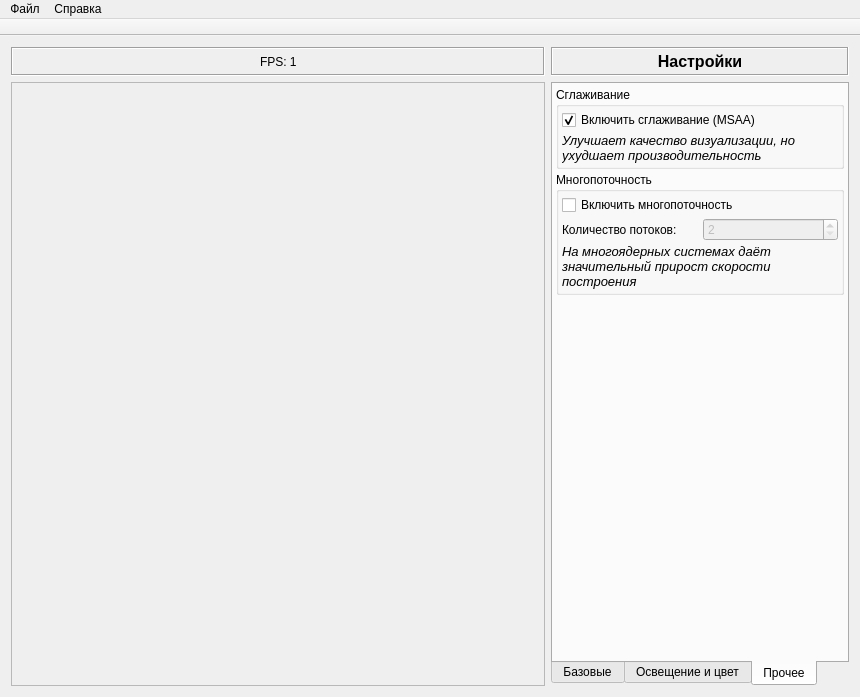
The window that vrender-gui/ui/mainwindow.ui (RealSfera/VRender) describes before a commit, drawn with Qt 5.
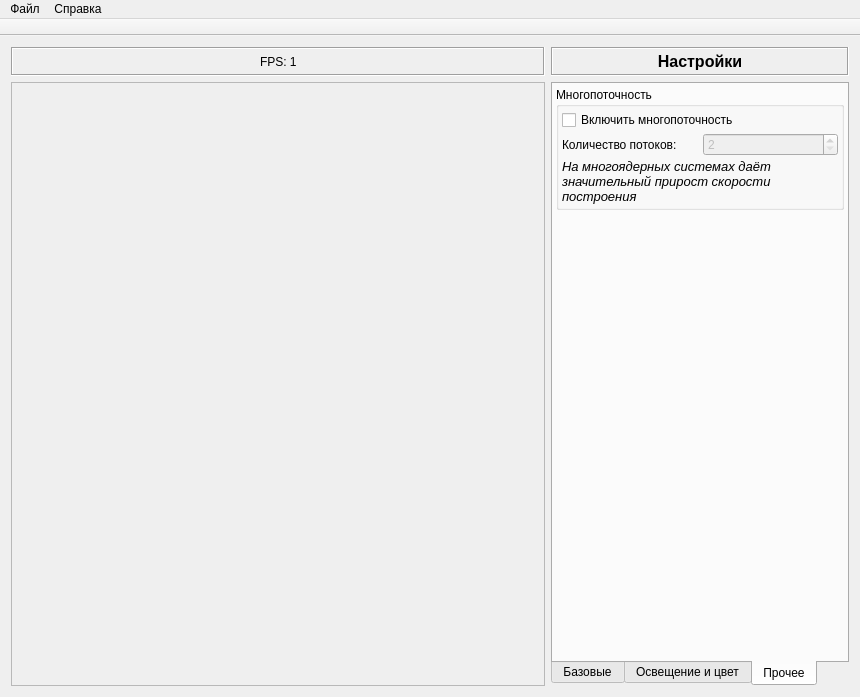
The same window after the commit. The open tabs and pages were chosen to show the change. Icons and pictures are not drawn.

What changed in the file:
```diff
--- a/vrender-gui/ui/mainwindow.ui
+++ b/vrender-gui/ui/mainwindow.ui
@@ -1631,53 +1631,6 @@
           <property name="margin">
            <number>3</number>
           </property>
-          <item>
-           <widget class="QGroupBox" name="groupBox_3">
-            <property name="title">
-             <string>Сглаживание</string>
-            </property>
-            <layout class="QVBoxLayout" name="verticalLayout_3">
-             <property name="spacing">
-              <number>3</number>
-             </property>
-             <property name="margin">
-              <number>3</number>
-             </property>
-             <item>
-              <widget class="QCheckBox" name="antialiasing_box">
-               <property name="text">
-                <string>Включить сглаживание (MSAA)</string>
-               </property>
-               <property name="checked">
-                <bool>true</bool>
-               </property>
-              </widget>
-             </item>
-             <item>
-              <widget class="QLabel" name="label_30">
-               <property name="font">
-                <font>
-                 <pointsize>10</pointsize>
-                 <italic>true</italic>
-                </font>
-               </property>
-               <property name="autoFillBackground">
-                <bool>false</bool>
-               </property>
-               <property name="text">
-                <string>Улучшает качество визуализации, но ухудшает производительность</string>
-               </property>
-               <property name="scaledContents">
-                <bool>false</bool>
-               </property>
-               <property name="wordWrap">
-                <bool>true</bool>
-               </property>
-              </widget>
-             </item>
-            </layout>
-           </widget>
-          </item>
           <item>
            <widget class="QGroupBox" name="groupBox_4">
             <property name="enabled">
```
